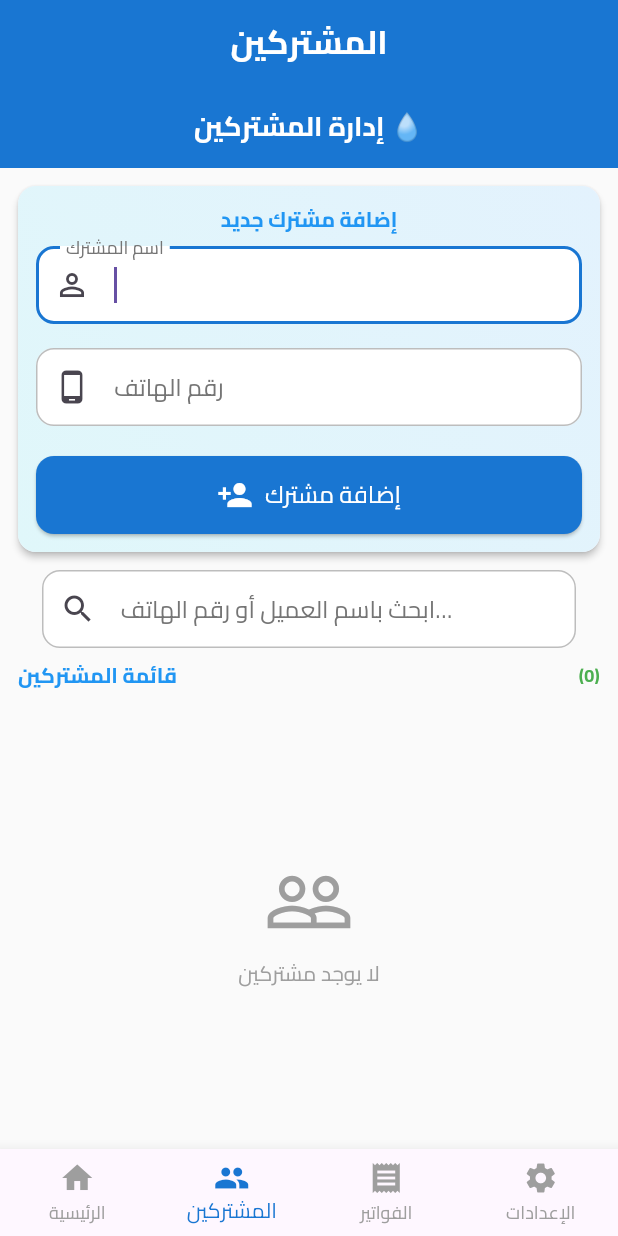
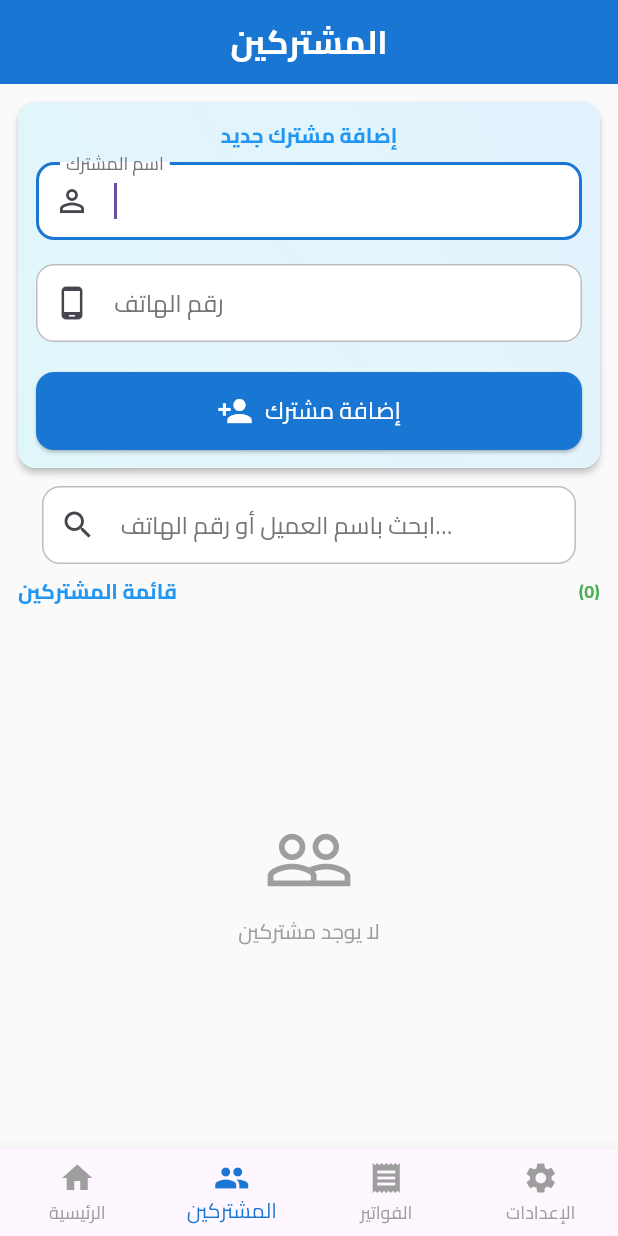
Before and after one commit to Alssqr2024/water_billing_app, a Flutter app: the screen it shows after launch, item 2 of the bottom bar chosen, on a phone screen of 412 x 824 dp. Run offline on Flutter 3.47's test engine with Material 3 defaults, Android fonts, the light colour scheme and no system bars; our stand-ins replace flutter_riverpod, image_picker, pdf, share_plus, sqflite; accounts and stored records are empty.

Commit message:
feat: implement customer management page, PDF bill generation, and app launcher icons

```diff
--- a/lib/features/customers/presentation/pages/customers_page.dart
+++ b/lib/features/customers/presentation/pages/customers_page.dart
@@ -37,18 +37,6 @@ class _CustomersPageState extends ConsumerState<CustomersPage> {
     final customersState = ref.watch(customerProvider);
 
     return Scaffold(
-      appBar: AppBar(
-        title: const Text(
-          'إدارة المشتركين 💧',
-          style: TextStyle(
-            fontWeight: FontWeight.bold,
-            fontSize: 18, // تقليل الحجم
-          ),
-        ),
-        centerTitle: true,
-        backgroundColor: Colors.blue.shade700,
-        foregroundColor: Colors.white,
-      ),
       body: Column(
         children: [
           // بطاقة إضافة عميل جديدة
@@ -64,10 +52,7 @@ class _CustomersPageState extends ConsumerState<CustomersPage> {
                 gradient: LinearGradient(
                   begin: Alignment.topRight,
                   end: Alignment.bottomLeft,
-                  colors: [
-                    Colors.blue.shade50,
-                    Colors.cyan.shade50,
-                  ],
+                  colors: [Colors.blue.shade50, Colors.cyan.shade50],
                 ),
                 borderRadius: BorderRadius.circular(12),
               ),
@@ -95,7 +80,9 @@ class _CustomersPageState extends ConsumerState<CustomersPage> {
 
           // شريط البحث
           Padding(
-            padding: const EdgeInsets.symmetric(horizontal: 12), // تقليل الـ padding
+            padding: const EdgeInsets.symmetric(
+              horizontal: 12,
+            ), // تقليل الـ padding
             child: CustomerSearchBar(
               onSearchChanged: (query) {
                 ref.read(customerProvider.notifier).searchCustomers(query);
@@ -104,10 +91,11 @@ class _CustomersPageState extends ConsumerState<CustomersPage> {
           ),
 
           const SizedBox(height: 8), // تقليل المسافة
-
           // عنوان قائمة العملاء
           Padding(
-            padding: const EdgeInsets.symmetric(horizontal: 12), // تقليل الـ padding
+            padding: const EdgeInsets.symmetric(
+              horizontal: 12,
+            ), // تقليل الـ padding
             child: Row(
               mainAxisAlignment: MainAxisAlignment.spaceBetween,
               children: [
@@ -125,7 +113,8 @@ class _CustomersPageState extends ConsumerState<CustomersPage> {
                     height: 16,
                     child: CircularProgressIndicator(strokeWidth: 2),
                   ),
-                  error: (_, __) => const Icon(Icons.error, size: 16, color: Colors.red),
+                  error: (_, __) =>
+                      const Icon(Icons.error, size: 16, color: Colors.red),
                   data: (customers) => Text(
                     '(${customers.length})',
                     style: const TextStyle(
@@ -140,20 +129,20 @@ class _CustomersPageState extends ConsumerState<CustomersPage> {
           ),
 
           const SizedBox(height: 4), // تقليل المسافة
-
           // قائمة العملاء
           Expanded(
             child: customersState.when(
-              loading: () => const CustomerList(
-                customers: [],
-                isLoading: true,
-              ),
+              loading: () => const CustomerList(customers: [], isLoading: true),
               error: (error, stack) => Center(
                 child: Column(
                   mainAxisAlignment: MainAxisAlignment.center,
                   mainAxisSize: MainAxisSize.min,
                   children: [
-                    const Icon(Icons.error_outline, size: 40, color: Colors.red), // تقليل الحجم
+                    const Icon(
+                      Icons.error_outline,
+                      size: 40,
+                      color: Colors.red,
+                    ), // تقليل الحجم
                     const SizedBox(height: 12),
                     Padding(
                       padding: const EdgeInsets.symmetric(horizontal: 16),
@@ -168,9 +157,13 @@ class _CustomersPageState extends ConsumerState<CustomersPage> {
                     ),
                     const SizedBox(height: 12),
                     ElevatedButton(
-                      onPressed: () => ref.read(customerProvider.notifier).loadCustomers(),
+                      onPressed: () =>
+                          ref.read(customerProvider.notifier).loadCustomers(),
                       style: ElevatedButton.styleFrom(
-                        padding: const EdgeInsets.symmetric(horizontal: 16, vertical: 8), // تقليل الـ padding
+                        padding: const EdgeInsets.symmetric(
+                          horizontal: 16,
+                          vertical: 8,
+                        ), // تقليل الـ padding
                       ),
                       child: const Text(
                         'إعادة المحاولة',
@@ -234,9 +227,7 @@ class _CustomersPageState extends ConsumerState<CustomersPage> {
               ref.read(customerProvider.notifier).deleteCustomer(customer.id!);
               Navigator.of(context).pop();
             },
-            style: ElevatedButton.styleFrom(
-              backgroundColor: Colors.red,
-            ),
+            style: ElevatedButton.styleFrom(backgroundColor: Colors.red),
             child: const Text('حذف'),
           ),
         ],
```
Also changed, not shown: lib/core/utils/pdf_generator.dart (+13 -10 lines), lib/features/bills/presentation/pages/bills_page.dart (+5 -13 lines), 5 other files.
